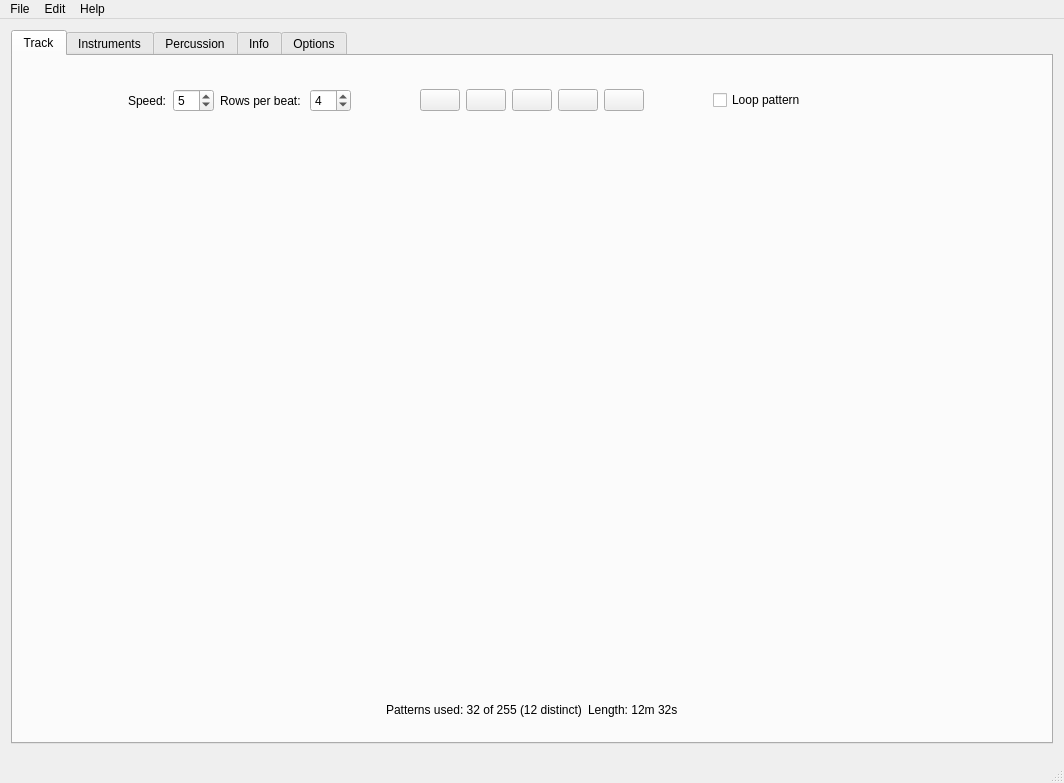
Old version of the form mainwindow.ui in the repository steux/tiatracker.
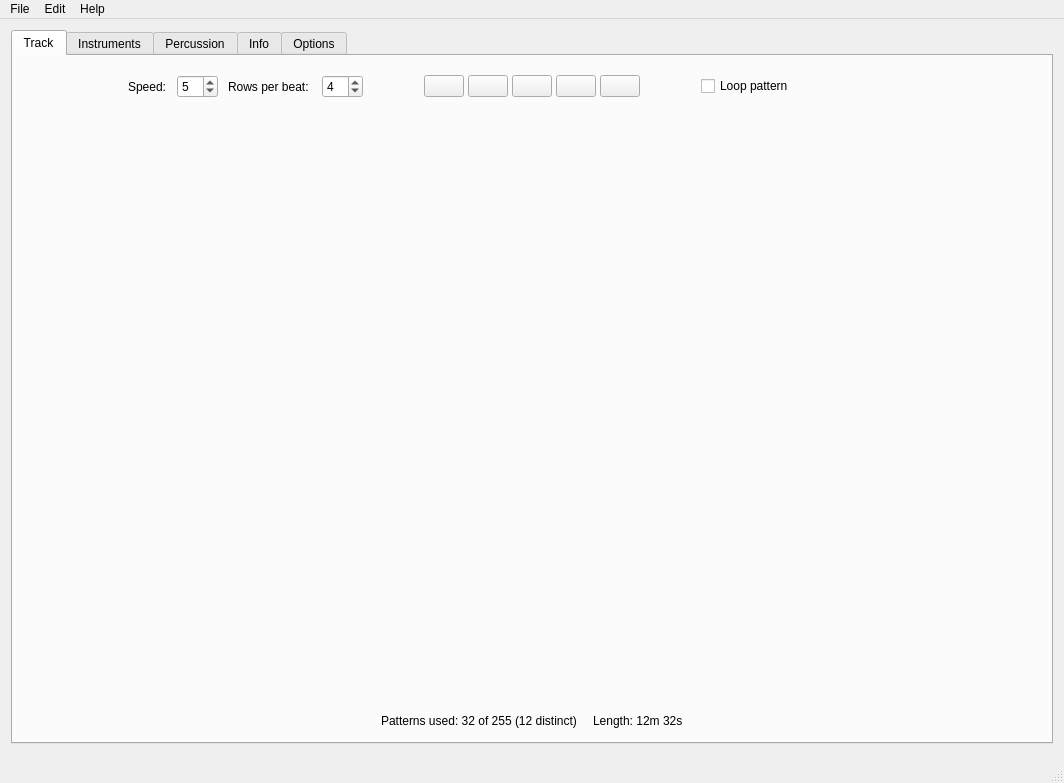
New version of the form. Icons and pictures are not drawn. Custom widgets are drawn as their Qt base class.

Commit message: tightened layout

```diff
--- a/mainwindow.ui
+++ b/mainwindow.ui
@@ -40,9 +40,39 @@
            </sizepolicy>
           </property>
           <layout class="QHBoxLayout" name="horizontalLayout_5">
+           <property name="spacing">
+            <number>0</number>
+           </property>
+           <property name="leftMargin">
+            <number>0</number>
+           </property>
+           <property name="topMargin">
+            <number>8</number>
+           </property>
+           <property name="rightMargin">
+            <number>0</number>
+           </property>
+           <property name="bottomMargin">
+            <number>0</number>
+           </property>
            <item alignment="Qt::AlignRight">
             <widget class="QWidget" name="widget_8" native="true">
              <layout class="QHBoxLayout" name="horizontalLayout_8">
+              <property name="spacing">
+               <number>10</number>
+              </property>
+              <property name="leftMargin">
+               <number>0</number>
+              </property>
+              <property name="topMargin">
+               <number>0</number>
+              </property>
+              <property name="rightMargin">
+               <number>0</number>
+              </property>
+              <property name="bottomMargin">
+               <number>0</number>
+              </property>
               <item>
                <widget class="QLabel" name="label_9">
                 <property name="text">
@@ -83,6 +113,21 @@
            <item alignment="Qt::AlignHCenter">
             <widget class="QWidget" name="widget_9" native="true">
              <layout class="QHBoxLayout" name="horizontalLayout_9">
+              <property name="spacing">
+               <number>4</number>
+              </property>
+              <property name="leftMargin">
+               <number>0</number>
+              </property>
+              <property name="topMargin">
+               <number>0</number>
+              </property>
+              <property name="rightMargin">
+               <number>0</number>
+              </property>
+              <property name="bottomMargin">
+               <number>0</number>
+              </property>
               <item>
                <widget class="QPushButton" name="pushButtonRestart">
                 <property name="text">
@@ -171,6 +216,21 @@
            <item alignment="Qt::AlignLeft">
             <widget class="QWidget" name="widget_6" native="true">
              <layout class="QHBoxLayout" name="horizontalLayout_7">
+              <property name="spacing">
+               <number>0</number>
+              </property>
+              <property name="leftMargin">
+               <number>0</number>
+              </property>
+              <property name="topMargin">
+               <number>0</number>
+              </property>
+              <property name="rightMargin">
+               <number>0</number>
+              </property>
+              <property name="bottomMargin">
+               <number>0</number>
+              </property>
               <item alignment="Qt::AlignRight">
                <widget class="QCheckBox" name="checkBoxLoopPattern">
                 <property name="text">
@@ -193,8 +253,21 @@
            </sizepolicy>
           </property>
           <layout class="QHBoxLayout" name="horizontalLayout_10">
-           <item alignment="Qt::AlignRight|Qt::AlignVCenter">
-            <widget class="QWidget" name="widget_11" native="true">
+           <item>
+            <spacer name="horizontalSpacer_5">
+             <property name="orientation">
+              <enum>Qt::Horizontal</enum>
+             </property>
+             <property name="sizeHint" stdset="0">
+              <size>
+               <width>40</width>
+               <height>20</height>
+              </size>
+             </property>
+            </spacer>
+           </item>
+           <item>
+            <widget class="InstrumentSelector" name="trackInstrumentSelector" native="true">
              <property name="sizePolicy">
               <sizepolicy hsizetype="Preferred" vsizetype="Expanding">
                <horstretch>0</horstretch>
@@ -247,6 +320,19 @@
              </layout>
             </widget>
            </item>
+           <item>
+            <spacer name="horizontalSpacer_8">
+             <property name="orientation">
+              <enum>Qt::Horizontal</enum>
+             </property>
+             <property name="sizeHint" stdset="0">
+              <size>
+               <width>40</width>
+               <height>20</height>
+              </size>
+             </property>
+            </spacer>
+           </item>
           </layout>
          </widget>
         </item>
@@ -259,6 +345,21 @@
            </sizepolicy>
           </property>
           <layout class="QHBoxLayout" name="horizontalLayout_6">
+           <property name="spacing">
+            <number>16</number>
+           </property>
+           <property name="leftMargin">
+            <number>0</number>
+           </property>
+           <property name="topMargin">
+            <number>0</number>
+           </property>
+           <property name="rightMargin">
+            <number>0</number>
+           </property>
+           <property name="bottomMargin">
+            <number>0</number>
+           </property>
            <item>
             <spacer name="horizontalSpacer_7">
              <property name="orientation">
```
Left out of the diff: 30 changed lines with no effect on the pictures. The commit also changes 4 other files.
